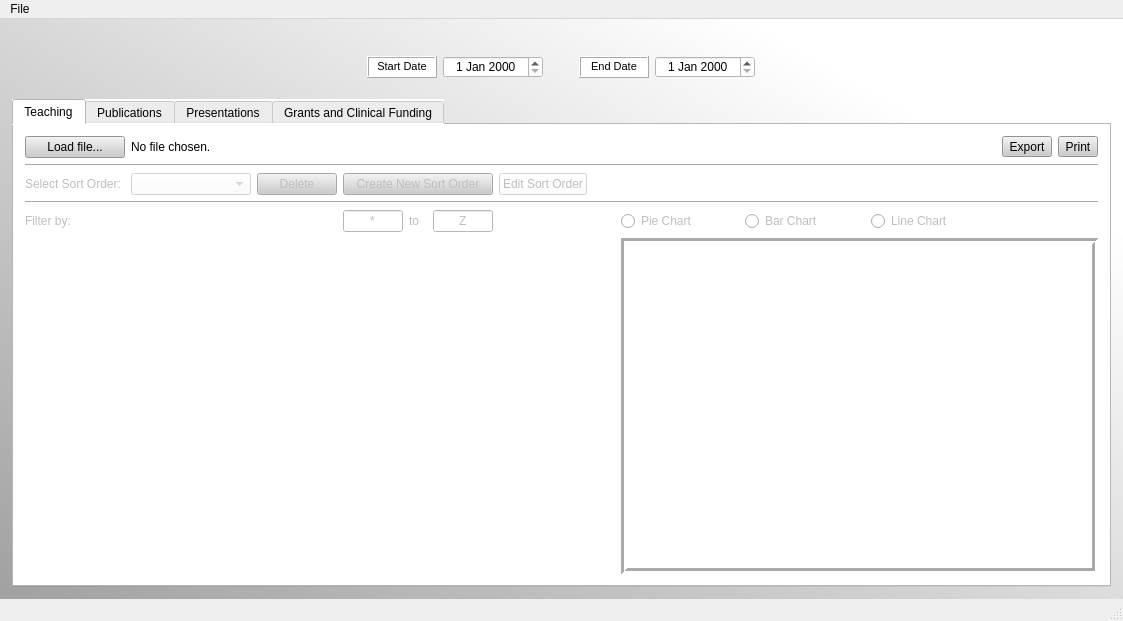
This is AcuitySTAR/src/gui/mainwindow.ui in JamesG-Walsh/Peachy-Galaxy as Qt 5 draws it before an edit. The edited form follows.
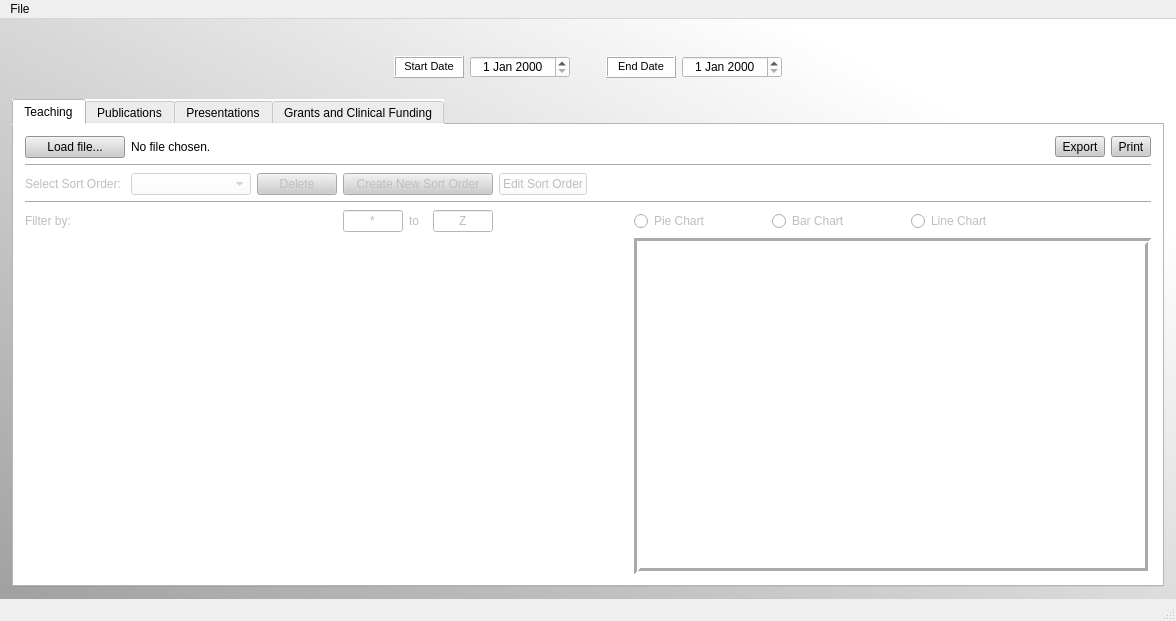
This is the edited form. The open tabs and pages were chosen to show the change. Icons and pictures are not drawn. Custom widgets are drawn as their Qt base class.

Diff of the .ui file:
```diff
--- a/AcuitySTAR/src/gui/mainwindow.ui
+++ b/AcuitySTAR/src/gui/mainwindow.ui
@@ -6,7 +6,7 @@
    <rect>
     <x>0</x>
     <y>0</y>
-    <width>1123</width>
+    <width>1176</width>
     <height>621</height>
    </rect>
   </property>
@@ -2632,7 +2632,7 @@
     <rect>
      <x>0</x>
      <y>0</y>
-     <width>1123</width>
+     <width>1176</width>
      <height>22</height>
     </rect>
    </property>
```
Left out of the diff: 2 changed lines with no effect on the pictures.
